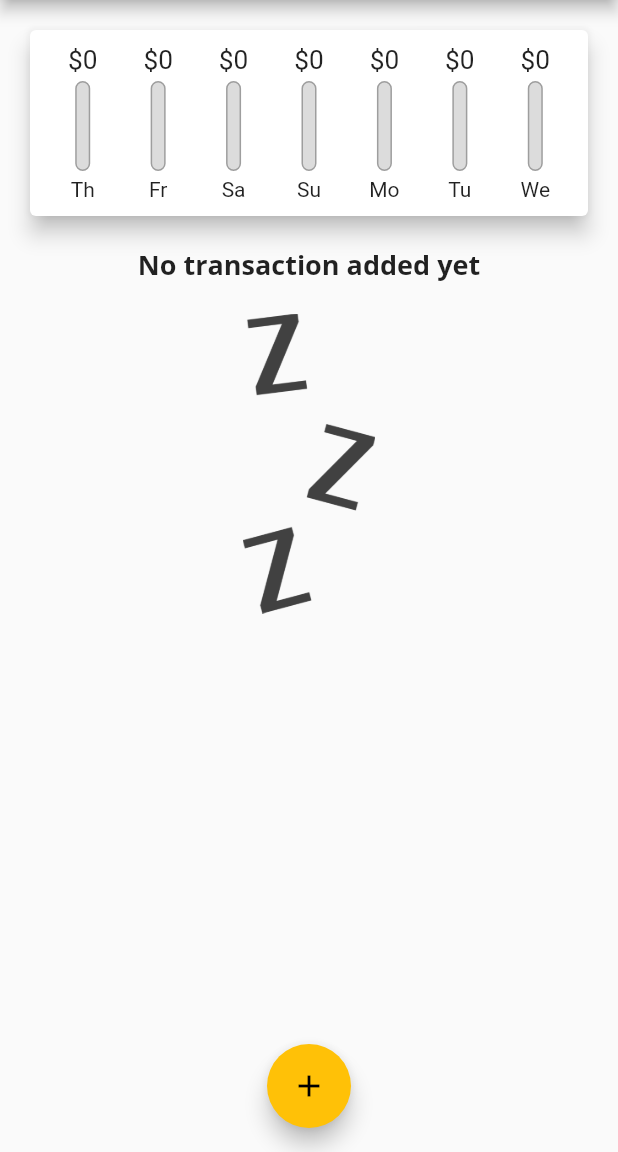
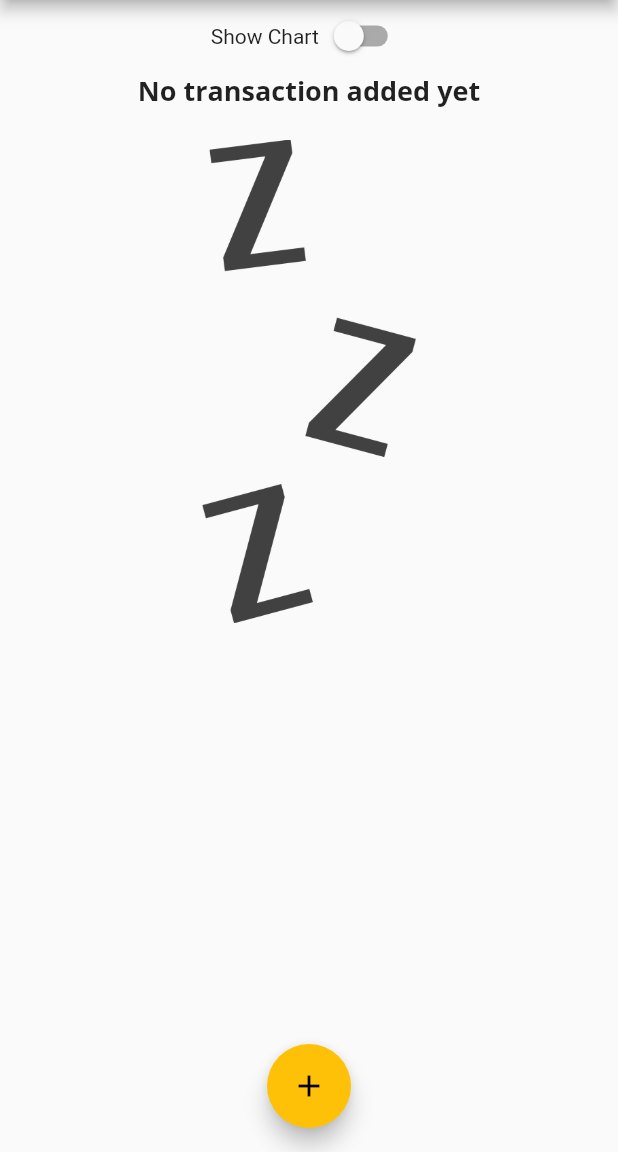
Before and after one commit to haile-12-21-23/expense_planner, a Flutter app: the screen it shows after launch, on a phone screen of 412 x 824 dp, the part 84-1236 px from its top. Run offline on Flutter 3.47's test engine with Material 2 defaults, Android fonts, the phone set to English and light mode, and no system bars; Roboto replaces fonts that are missing (Open Sans).

```diff
--- a/lib/main.dart
+++ b/lib/main.dart
@@ -1,4 +1,6 @@
 import 'dart:ui';
+
+import 'package:flutter/services.dart';
 
 import '../model/transaction.dart';
 import '../widgets/chart.dart';
@@ -8,6 +10,9 @@ import '../widgets/transaction_list.dart';
 import 'package:flutter/material.dart';
 
 void main() {
+  // WidgetsFlutterBinding.ensureInitialized();
+  // SystemChrome.setPreferredOrientations(
+  //     [DeviceOrientation.portraitUp, DeviceOrientation.portraitDown]);
   runApp(const MyApp());
 }
 
@@ -64,6 +69,7 @@ class _MyHomePageState extends State<MyHomePage> {
     //   date: DateTime.now(),
     // )
   ];
+  bool showChart = false;
   Iterable<Transaction> get recentTransactions {
     return userTransactions.where((element) {
       return element.date.isAfter(
@@ -108,8 +114,7 @@ class _MyHomePageState extends State<MyHomePage> {
 
   @override
   Widget build(BuildContext context) {
-    return Scaffold(
-      appBar: AppBar(
+    final appBar = AppBar(
         title: const Text(
           'Personal Expense',
           style: TextStyle(fontFamily: 'Open Sans'),
@@ -120,15 +125,46 @@ class _MyHomePageState extends State<MyHomePage> {
             icon: const Icon(Icons.add),
             onPressed: () => startAddNewTransaction(context),
           )
-          ]),
+        ]);
+    return Scaffold(
+      appBar: appBar,
       body: SingleChildScrollView(
         child: Column(
           crossAxisAlignment: CrossAxisAlignment.stretch,
           children: <Widget>[
-            Chart(recentTransactions: recentTransactions.toList()),
-            TransactionList(
+            Row(
+              mainAxisAlignment: MainAxisAlignment.center,
+              children: [
+                const Text('Show Chart'),
+                Switch(
+                  value: showChart,
+                  onChanged: (value) {
+                    setState(() {
+                      showChart = value;
+                    });
+                  },
+                ),
+              ],
+            ),
+            showChart
+                ? SizedBox(
+                    height: (MediaQuery.of(context).size.height -
+                            appBar.preferredSize.height -
+                            MediaQuery.of(context).padding.top) *
+                        0.7,
+                    child: Chart(
+                      recentTransactions: recentTransactions.toList(),
+                    ),
+                  )
+                : SizedBox(
+                    height: (MediaQuery.of(context).size.height -
+                            appBar.preferredSize.height -
+                            MediaQuery.of(context).padding.top) *
+                        0.7,
+                    child: TransactionList(
                       transactions: userTransactions,
                       deleteTx: deleteTransaction,
+                    ),
                   )
           ],
         ),
--- a/lib/widgets/chart_bar.dart
+++ b/lib/widgets/chart_bar.dart
@@ -1,4 +1,5 @@
 import 'package:flutter/material.dart';
+import 'package:flutter/rendering.dart';
 
 class ChartBar extends StatelessWidget {
   final String label;
@@ -12,16 +13,18 @@ class ChartBar extends StatelessWidget {
 
   @override
   Widget build(BuildContext context) {
+    return LayoutBuilder(
+      builder: (cxt, constraints) {
         return Column(children: [
-      Container(
-          height: 20,
-          child:
-              FittedBox(child: Text('\$${spendingAmount.toStringAsFixed(0)}'))),
-      const SizedBox(
-        height: 4,
+          SizedBox(
+              height: constraints.maxHeight * 0.15,
+              child: FittedBox(
+                  child: Text('\$${spendingAmount.toStringAsFixed(0)}'))),
+          SizedBox(
+            height: constraints.maxHeight * 0.05,
           ),
-      Container(
-        height: 60,
+          SizedBox(
+            height: constraints.maxHeight * 0.6,
             width: 10,
             child: Stack(children: [
               Container(
@@ -42,12 +45,19 @@ class ChartBar extends StatelessWidget {
               )
             ]),
           ),
-      const SizedBox(
-        height: 4,
+          SizedBox(
+            height: constraints.maxHeight * 0.05,
           ),
-      Text(
+          SizedBox(
+            height: constraints.maxHeight * 0.15,
+            child: FittedBox(
+              child: Text(
                 label,
+              ),
+            ),
           )
         ]);
+      },
+    );
   }
 }
--- a/lib/widgets/transaction_list.dart
+++ b/lib/widgets/transaction_list.dart
@@ -11,10 +11,10 @@ class TransactionList extends StatelessWidget {
 
   @override
   Widget build(BuildContext context) {
-    return Container(
-      height: 500,
-      child: transactions.isEmpty
-          ? Column(
+    return transactions.isEmpty
+        ? LayoutBuilder(
+            builder: (ctx, constraints) {
+              return Column(
                 children: [
                   Text(
                     'No transaction added yet',
@@ -24,20 +24,21 @@ class TransactionList extends StatelessWidget {
                     height: 20,
                   ),
                   SizedBox(
-                  height: 200,
+                    height: constraints.maxHeight * 0.6,
                     child: Image.asset(
                       'assets/image/waiting.png',
                       fit: BoxFit.cover,
                     ),
                   )
                 ],
+              );
+            },
           )
         : ListView.builder(
             itemCount: transactions.length,
             itemBuilder: (context, index) {
               return Card(
-                  margin:
-                      const EdgeInsets.symmetric(vertical: 8, horizontal: 5),
+                margin: const EdgeInsets.symmetric(vertical: 8, horizontal: 5),
                 elevation: 5,
                 child: ListTile(
                   leading: CircleAvatar(
@@ -45,7 +46,8 @@ class TransactionList extends StatelessWidget {
                     child: Padding(
                       padding: const EdgeInsets.all(10.0),
                       child: FittedBox(
-                          child: Text('\$${transactions[index].amount}'),
+                        child: Text(
+                            '\$${(transactions[index].amount).toStringAsFixed(2)}'),
                       ),
                     ),
                   ),
@@ -53,8 +55,8 @@ class TransactionList extends StatelessWidget {
                     transactions[index].title,
                     style: Theme.of(context).textTheme.titleMedium,
                   ),
-                    subtitle: Text(
-                        DateFormat.yMMMd().format(transactions[index].date)),
+                  subtitle:
+                      Text(DateFormat.yMMMd().format(transactions[index].date)),
                   trailing: IconButton(
                     tooltip: 'Delete from list',
                     color: Theme.of(context).errorColor,
@@ -87,7 +89,6 @@ class TransactionList extends StatelessWidget {
                 ),
               );
             },
-            ),
           );
   }
 }
```
Lines whose indentation alone changed are shown as unchanged.
